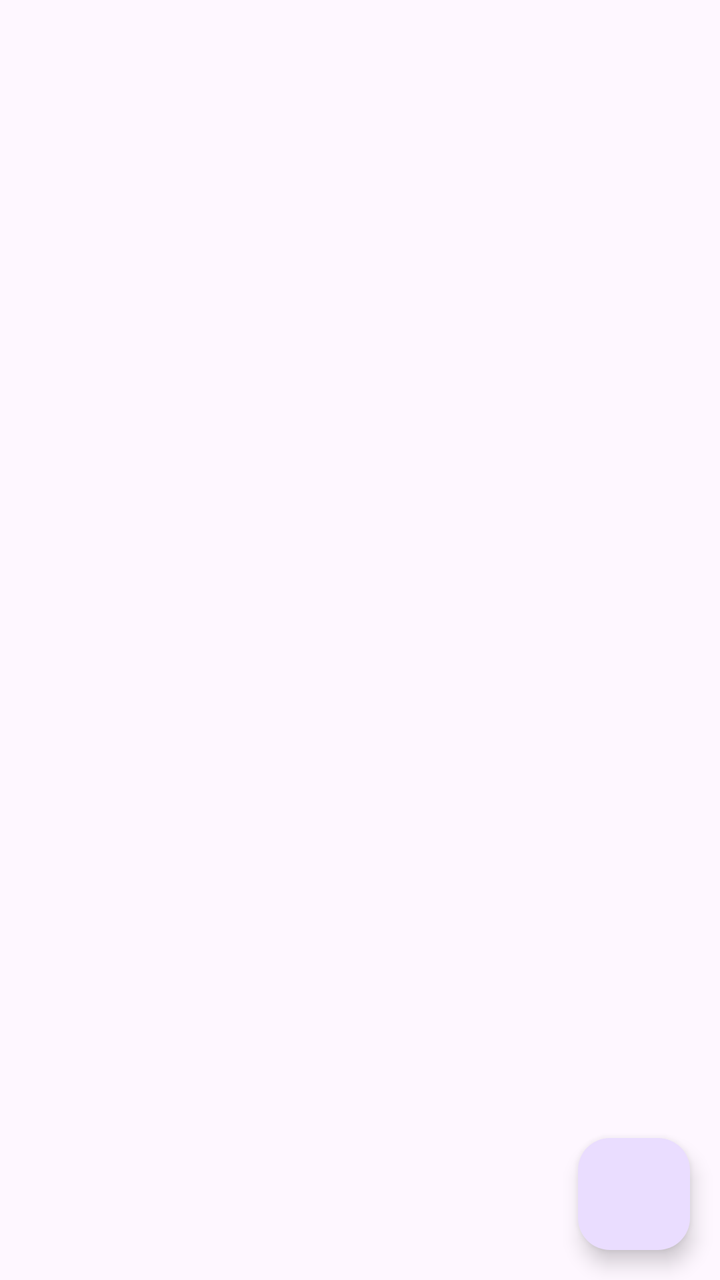
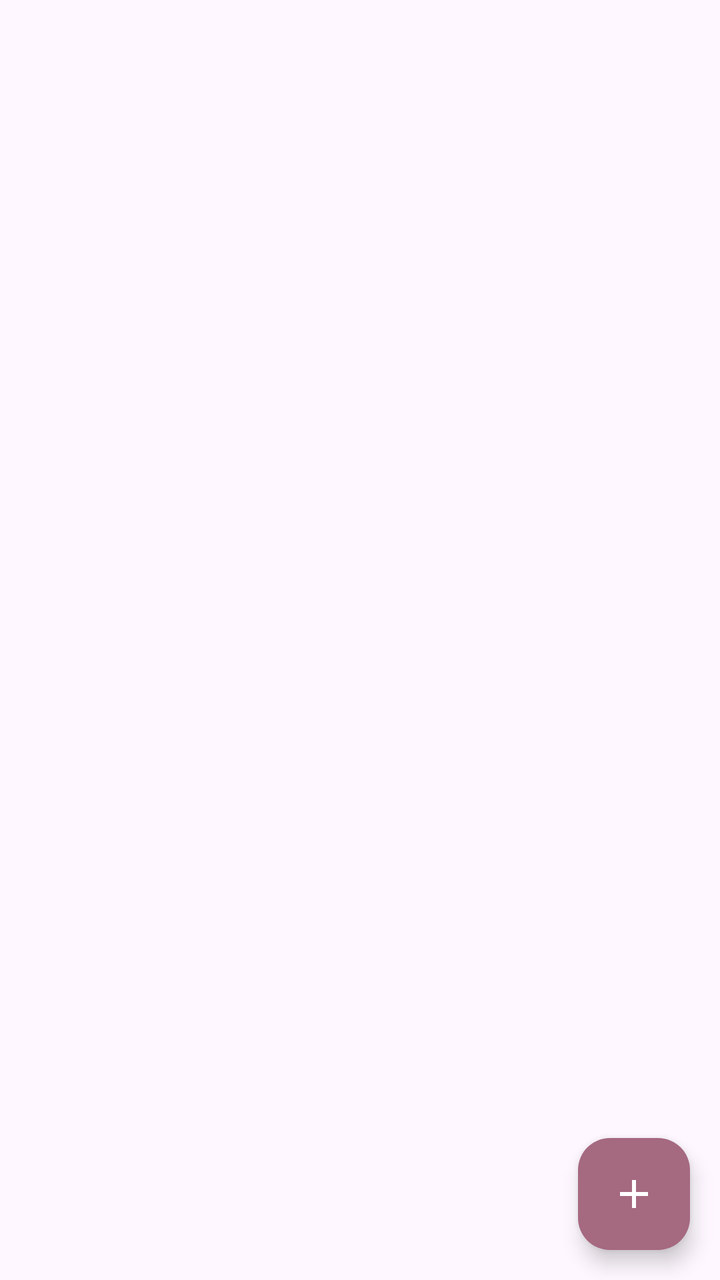

Compare the two renders of this Android layout. The source of the first and the diff that turns it into the second are given below.
<!-- AndroidManifest.xml: application theme Theme.Notas_App_SQLite -->
<!-- res/layout/activity_main.xml -->
<?xml version="1.0" encoding="utf-8"?>
<RelativeLayout
    xmlns:android="http://schemas.android.com/apk/res/android"
    xmlns:app="http://schemas.android.com/apk/res-auto"
    xmlns:tools="http://schemas.android.com/tools"
    android:id="@+id/main"
    android:layout_width="match_parent"
    android:layout_height="match_parent"
    tools:context=".MainActivity">

   <com.google.android.material.floatingactionbutton.FloatingActionButton
       android:id="@+id/FABAgregarNota"
       android:layout_alignParentBottom="true"
       android:layout_alignParentEnd="true"
       android:layout_marginBottom="15dp"
       android:layout_marginEnd="15dp"
       android:layout_marginStart="15dp"
       android:layout_marginTop="15dp"
       android:layout_width="wrap_content"
       android:layout_height="wrap_content"/>

</RelativeLayout>
<!-- resources referenced by this layout -->
<resources>
  <style name="Theme.Notas_App_SQLite" parent="Base.Theme.Notas_App_SQLite" />
  <style name="Base.Theme.Notas_App_SQLite" parent="Theme.Material3.DayNight.NoActionBar">
          
          <item name="colorPrimary">@color/morado</item>
          <item name="colorPrimaryVariant">@color/morado</item>
          <item name="android:statusBarColor">@color/morado</item>
      </style>
  <color name="morado">#FFA56980</color>
</resources>

<!-- the commit's change to res/layout/activity_main.xml (unified diff, before → after) -->
@@ -17,6 +17,11 @@
        android:layout_marginStart="15dp"
        android:layout_marginTop="15dp"
        android:layout_width="wrap_content"
-       android:layout_height="wrap_content"/>
+       android:layout_height="wrap_content"
+       android:src="@drawable/ic_agregar_nota"
+       android:backgroundTint="@color/morado"
+       app:tint="@color/white"
+
+       />
 
 </RelativeLayout>
<!-- resource entries referenced after the edit -->
@@ -1,5 +1,13 @@
 <!-- resources referenced by this layout -->
 <resources>
+  <color name="morado">#FFA56980</color>
+  <color name="white">#FFFFFFFF</color>
+  <!-- drawable ic_agregar_nota (drawable) -->
+  <vector xmlns:android="http://schemas.android.com/apk/res/android" android:height="24dp" android:tint="#000000" android:viewportHeight="24" android:viewportWidth="24" android:width="24dp">
+        
+      <path android:fillColor="@android:color/white" android:pathData="M19,13h-6v6h-2v-6H5v-2h6V5h2v6h6v2z"/>
+      
+  </vector>
   <style name="Theme.Notas_App_SQLite" parent="Base.Theme.Notas_App_SQLite" />
   <style name="Base.Theme.Notas_App_SQLite" parent="Theme.Material3.DayNight.NoActionBar">
           
@@ -7,6 +15,5 @@
           <item name="colorPrimaryVariant">@color/morado</item>
           <item name="android:statusBarColor">@color/morado</item>
       </style>
-  <color name="morado">#FFA56980</color>
 </resources>
 
